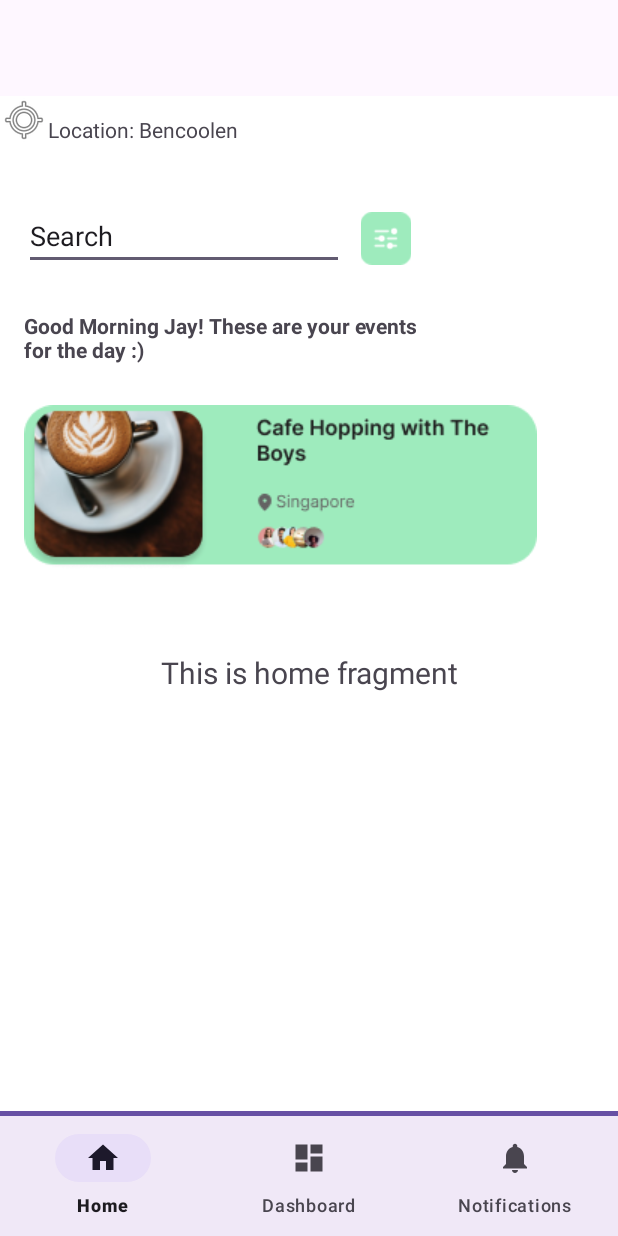
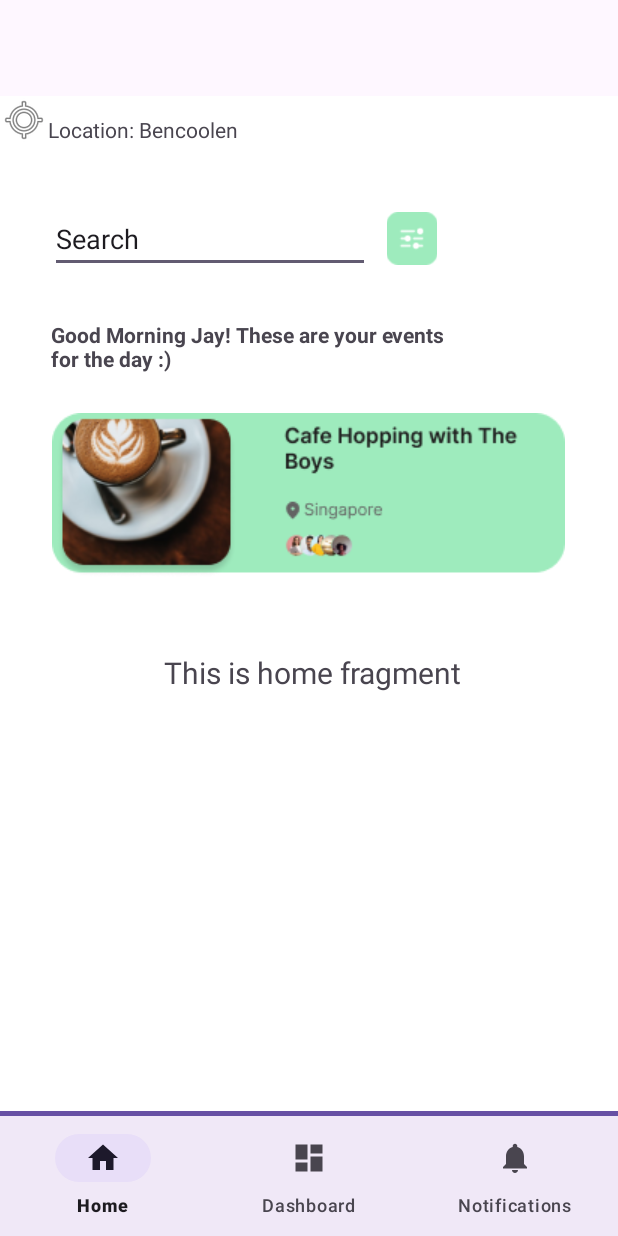
Before and after one commit to CS206-G2-T7/Iteration2, an Android app: the screen it shows after launch (LandingPage), on a phone screen of 412 x 824 dp. Run offline under Robolectric (Android 15) with nearby library versions, the phone set to English and light mode, and no system bars; our stand-ins replace navigation-ui.

Commit message:
Update activity_landing_page.xml

```diff
--- a/app/src/main/res/layout/activity_landing_page.xml
+++ b/app/src/main/res/layout/activity_landing_page.xml
@@ -24,7 +24,7 @@
                 app:layout_constraintHorizontal_bias="0.0"
                 app:layout_constraintStart_toEndOf="@+id/imageView"
                 app:layout_constraintTop_toTopOf="@+id/imageView"
-            app:layout_constraintVertical_bias="1.0" />
+                app:layout_constraintVertical_bias="1.0"/>
 
         <ImageView
                 android:id="@+id/imageView"
@@ -32,9 +32,8 @@
                 android:layout_height="wrap_content"
                 app:srcCompat="@android:drawable/ic_menu_mylocation"
                 tools:ignore="MissingConstraints"
-            tools:layout_editor_absoluteX="16dp"
-            tools:layout_editor_absoluteY="30dp" />
-
+                tools:layout_editor_absoluteX="34dp"
+                tools:layout_editor_absoluteY="11dp"/>
         <fragment
                 android:id="@+id/nav_host_fragment_activity_landing_page"
                 android:name="androidx.navigation.fragment.NavHostFragment"
@@ -42,20 +41,19 @@
                 android:layout_height="match_parent"
                 app:defaultNavHost="true"
                 app:navGraph="@navigation/mobile_navigation"
-            tools:layout_editor_absoluteX="0dp"
-            tools:layout_editor_absoluteY="0dp" />
-
+                tools:layout_editor_absoluteY="0dp" app:layout_constraintStart_toStartOf="parent"
+                android:layout_marginStart="4dp"/>
         <ImageView
                 android:id="@+id/imageView3"
                 android:layout_width="wrap_content"
                 android:layout_height="wrap_content"
                 app:layout_constraintBottom_toBottomOf="@+id/nav_host_fragment_activity_landing_page"
                 app:layout_constraintEnd_toEndOf="parent"
-            app:layout_constraintHorizontal_bias="0.231"
+                app:layout_constraintHorizontal_bias="0.492"
                 app:layout_constraintStart_toStartOf="parent"
                 app:layout_constraintTop_toBottomOf="@+id/UserGreeting"
                 app:layout_constraintVertical_bias="0.036"
-            app:srcCompat="@drawable/group_49" />
+                app:srcCompat="@drawable/group_49"/>
 
         <EditText
                 android:id="@+id/MainSearchBar"
@@ -67,11 +65,10 @@
                 android:text="Search"
                 app:layout_constraintBottom_toBottomOf="@+id/nav_host_fragment_activity_landing_page"
                 app:layout_constraintEnd_toEndOf="parent"
-            app:layout_constraintHorizontal_bias="0.079"
+                app:layout_constraintHorizontal_bias="0.169"
                 app:layout_constraintStart_toStartOf="parent"
                 app:layout_constraintTop_toTopOf="@+id/nav_host_fragment_activity_landing_page"
-            app:layout_constraintVertical_bias="0.099" />
-
+                app:layout_constraintVertical_bias="0.102"/>
         <ImageView
                 android:id="@+id/imageView5"
                 android:layout_width="56dp"
@@ -84,7 +81,7 @@
                 app:layout_constraintStart_toEndOf="@+id/MainSearchBar"
                 app:layout_constraintTop_toTopOf="parent"
                 app:layout_constraintVertical_bias="0.101"
-            app:srcCompat="@drawable/settings" />
+                app:srcCompat="@drawable/settings"/>
 
         <TextView
                 android:id="@+id/UserGreeting"
@@ -94,11 +91,10 @@
                 android:textStyle="bold"
                 app:layout_constraintBottom_toBottomOf="@+id/nav_host_fragment_activity_landing_page"
                 app:layout_constraintEnd_toEndOf="parent"
-            app:layout_constraintHorizontal_bias="0.109"
+                app:layout_constraintHorizontal_bias="0.232"
                 app:layout_constraintStart_toStartOf="parent"
                 app:layout_constraintTop_toBottomOf="@+id/MainSearchBar"
-            app:layout_constraintVertical_bias="0.046" />
-
+                app:layout_constraintVertical_bias="0.052"/>
         <androidx.appcompat.widget.Toolbar
                 android:id="@+id/my_toolbar"
                 android:layout_width="match_parent"
```
Lines whose indentation alone changed are shown as unchanged.
